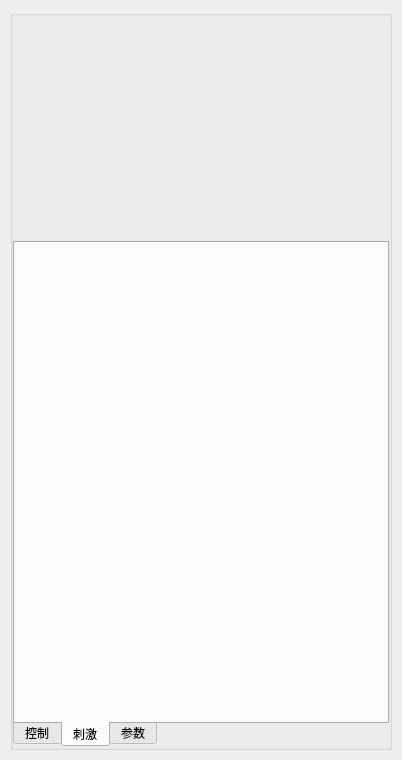
Qt form src/ControlStiParamPlugin/ControlStiParam/CMembraneTestControlArea.ui (IPX-192/controlStiParam) before a commit.
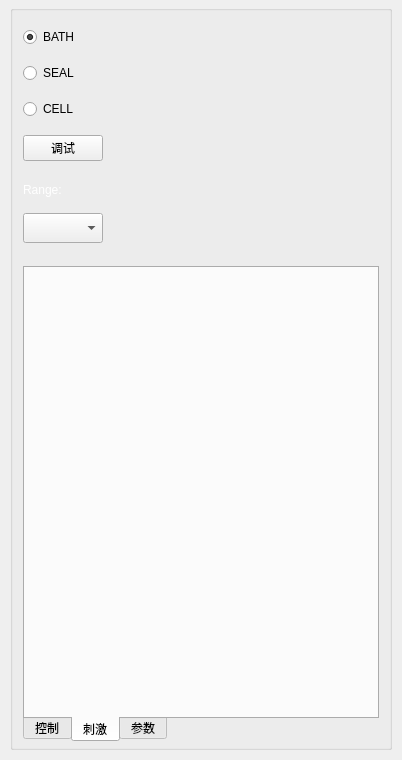
The same form after that commit. Custom widgets are drawn as their Qt base class.

```diff
--- a/src/ControlStiParamPlugin/ControlStiParam/CMembraneTestControlArea.ui
+++ b/src/ControlStiParamPlugin/ControlStiParam/CMembraneTestControlArea.ui
@@ -18,13 +18,13 @@
   </property>
   <layout class="QVBoxLayout" name="verticalLayout_2">
    <property name="spacing">
-    <number>0</number>
+    <number>10</number>
    </property>
    <property name="leftMargin">
     <number>10</number>
    </property>
    <property name="topMargin">
-    <number>10</number>
+    <number>5</number>
    </property>
    <property name="rightMargin">
     <number>10</number>
@@ -42,29 +42,114 @@
      </property>
      <layout class="QVBoxLayout" name="verticalLayout">
       <property name="spacing">
-       <number>15</number>
+       <number>10</number>
       </property>
       <property name="leftMargin">
-       <number>0</number>
+       <number>10</number>
       </property>
       <property name="topMargin">
-       <number>0</number>
+       <number>5</number>
       </property>
       <property name="rightMargin">
-       <number>0</number>
+       <number>10</number>
       </property>
       <property name="bottomMargin">
-       <number>0</number>
+       <number>5</number>
       </property>
       <item>
-       <widget class="CDataMonitorWnd" name="widget" native="true">
-        <property name="minimumSize">
-         <size>
-          <width>0</width>
-          <height>210</height>
-         </size>
-        </property>
-       </widget>
+       <layout class="QHBoxLayout" name="horizontalLayout" stretch="1,5">
+        <item>
+         <widget class="QWidget" name="widget_2" native="true">
+          <layout class="QVBoxLayout" name="verticalLayout_3">
+           <property name="spacing">
+            <number>5</number>
+           </property>
+           <property name="leftMargin">
+            <number>0</number>
+           </property>
+           <property name="topMargin">
+            <number>0</number>
+           </property>
+           <property name="rightMargin">
+            <number>0</number>
+           </property>
+           <property name="bottomMargin">
+            <number>0</number>
+           </property>
+           <item>
+            <widget class="QRadioButton" name="radioBtnBath">
+             <property name="text">
+              <string>BATH</string>
+             </property>
+             <property name="checked">
+              <bool>true</bool>
+             </property>
+            </widget>
+           </item>
+           <item>
+            <widget class="QRadioButton" name="radioBtnSeal">
+             <property name="text">
+              <string>SEAL</string>
+             </property>
+            </widget>
+           </item>
+           <item>
+            <widget class="QRadioButton" name="radioBtnCell">
+             <property name="text">
+              <string>CELL</string>
+             </property>
+            </widget>
+           </item>
+           <item>
+            <widget class="QPushButton" name="pushButton">
+             <property name="text">
+              <string>调试</string>
+             </property>
+            </widget>
+           </item>
+           <item>
+            <widget class="QLabel" name="label">
+             <property name="maximumSize">
+              <size>
+               <width>16777215</width>
+               <height>20</height>
+              </size>
+             </property>
+             <property name="styleSheet">
+              <string notr="true">color: rgb(255, 255, 255);</string>
+             </property>
+             <property name="text">
+              <string>Range:</string>
+             </property>
+             <property name="alignment">
+              <set>Qt::AlignBottom|Qt::AlignLeading|Qt::AlignLeft</set>
+             </property>
+            </widget>
+           </item>
+           <item>
+            <widget class="QComboBox" name="model_Range">
+             <property name="minimumSize">
+              <size>
+               <width>0</width>
+               <height>30</height>
+              </size>
+             </property>
+            </widget>
+           </item>
+          </layout>
+         </widget>
+        </item>
+        <item>
+         <widget class="CDataMonitorWnd" name="dataMonitorWidget" native="true">
+          <property name="minimumSize">
+           <size>
+            <width>0</width>
+            <height>240</height>
+           </size>
+          </property>
+         </widget>
+        </item>
+       </layout>
       </item>
       <item>
        <widget class="QTabWidget" name="full_tab">
```
